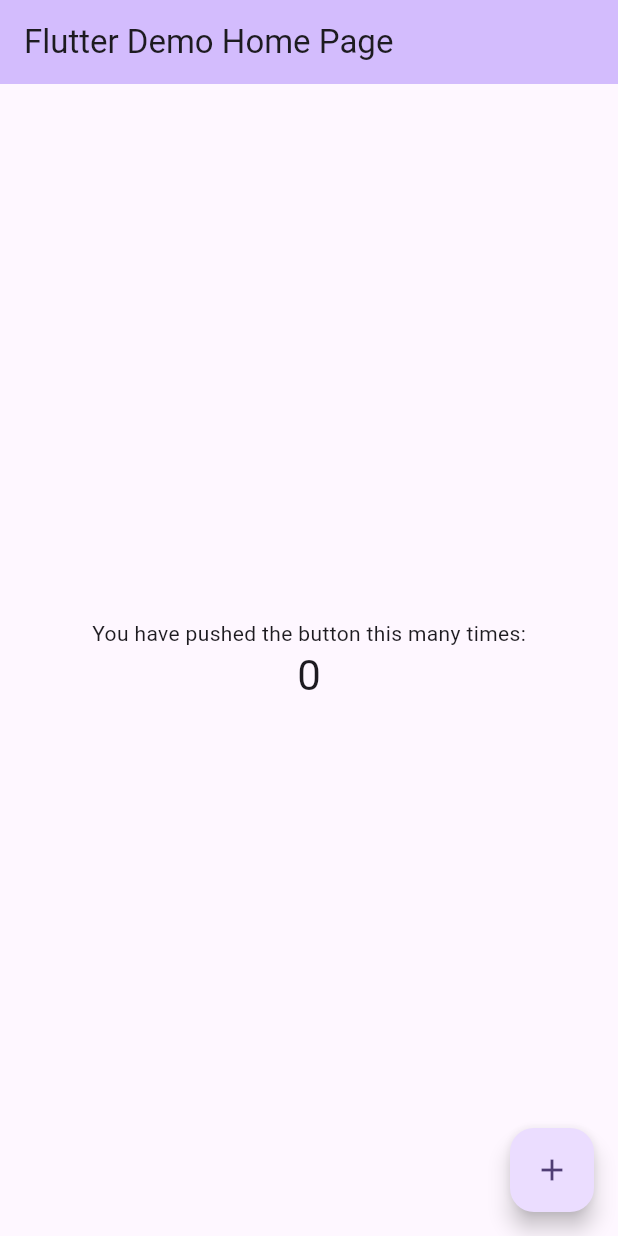
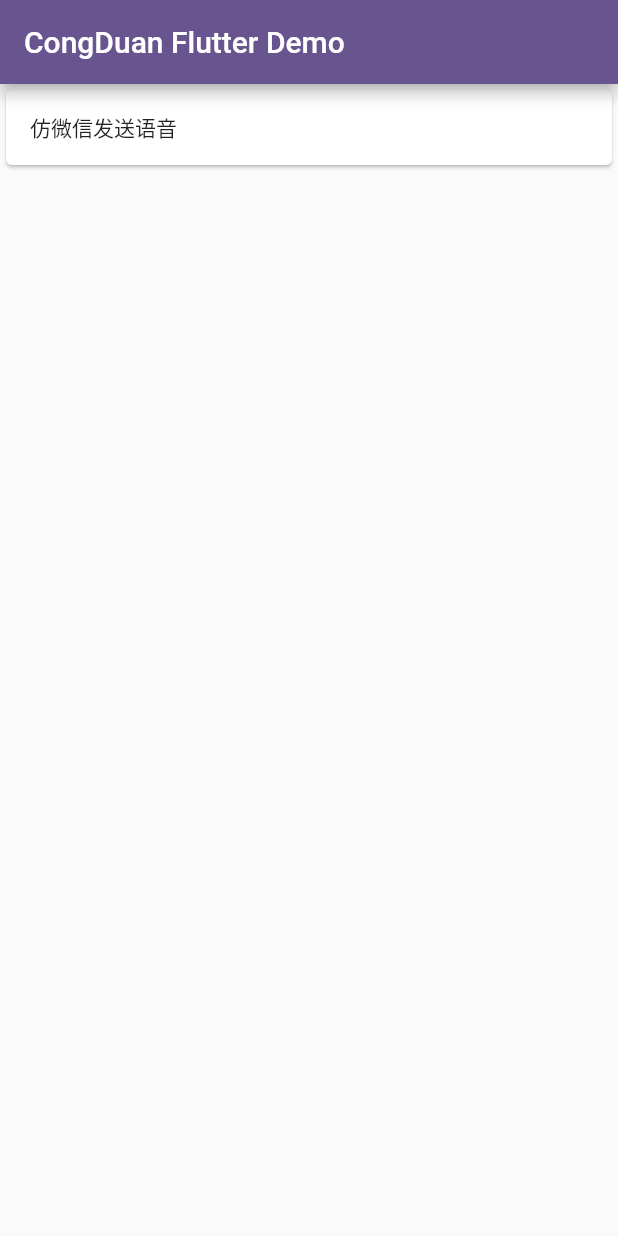
Before and after one commit to CongDuang/flutter_study_project, a Flutter app: the screen it shows after launch, on a phone screen of 412 x 824 dp. Run offline on Flutter 3.47's test engine with Material 3 defaults, Android fonts, the phone set to English and light mode, and no system bars.

Commit message:
feat:[demo list item]

```diff
--- a/lib/main.dart
+++ b/lib/main.dart
@@ -1,4 +1,5 @@
 import 'package:flutter/material.dart';
+import 'package:flutter_study_project/wechat_sound/wechat_sound_page.dart' deferred as wechat_sound_page;
 
 void main() {
   runApp(const MyApp());
@@ -7,119 +8,107 @@
 class MyApp extends StatelessWidget {
   const MyApp({super.key});
 
-  // This widget is the root of your application.
   @override
   Widget build(BuildContext context) {
     return MaterialApp(
       title: 'Flutter Demo',
       theme: ThemeData(
-        // This is the theme of your application.
-        //
-        // TRY THIS: Try running your application with "flutter run". You'll see
-        // the application has a purple toolbar. Then, without quitting the app,
-        // try changing the seedColor in the colorScheme below to Colors.green
-        // and then invoke "hot reload" (save your changes or press the "hot
-        // reload" button in a Flutter-supported IDE, or press "r" if you used
-        // the command line to start the app).
-        //
-        // Notice that the counter didn't reset back to zero; the application
-        // state is not lost during the reload. To reset the state, use hot
-        // restart instead.
-        //
-        // This works for code too, not just values: Most code changes can be
-        // tested with just a hot reload.
         colorScheme: ColorScheme.fromSeed(seedColor: Colors.deepPurple),
-        useMaterial3: true,
+        useMaterial3: false,
+        textButtonTheme: const TextButtonThemeData(
+          style: ButtonStyle(splashFactory: NoSplash.splashFactory),
+        ),
       ),
-      home: const MyHomePage(title: 'Flutter Demo Home Page'),
+      home: const Home(
+        title: "CongDuan Flutter Demo",
+      ),
     );
   }
 }
 
-class MyHomePage extends StatefulWidget {
-  const MyHomePage({super.key, required this.title});
-
-  // This widget is the home page of your application. It is stateful, meaning
-  // that it has a State object (defined below) that contains fields that affect
-  // how it looks.
-
-  // This class is the configuration for the state. It holds the values (in this
-  // case the title) provided by the parent (in this case the App widget) and
-  // used by the build method of the State. Fields in a Widget subclass are
-  // always marked "final".
+class Home extends StatefulWidget {
+  const Home({super.key, required this.title});
 
   final String title;
 
   @override
-  State<MyHomePage> createState() => _MyHomePageState();
+  State<Home> createState() => _HomeState();
 }
 
-class _MyHomePageState extends State<MyHomePage> {
-  int _counter = 0;
+class _HomeState extends State<Home> {
+  @override
+  Widget build(BuildContext context) {
+    var routeList = routes.keys.toList();
+    return Scaffold(
+      appBar: AppBar(
+        title: Text(widget.title),
+      ),
+      body: ListView.builder(
+        itemBuilder: (context, index) {
+          return InkWell(
+            onTap: () {
+              Navigator.of(context).pushNamed(routeList[index]);
+            },
+            child: Card(
+              child: Container(
+                alignment: Alignment.centerLeft,
+                margin: const EdgeInsets.symmetric(horizontal: 16),
+                height: 50,
+                child: Text(routeList[index]),
+              ),
+            ),
+          );
+        },
+        itemCount: routes.length,
+      ),
+    );
+  }
+}
 
-  void _incrementCounter() {
-    setState(() {
-      // This call to setState tells the Flutter framework that something has
-      // changed in this State, which causes it to rerun the build method below
-      // so that the display can reflect the updated values. If we changed
-      // _counter without calling setState(), then the build method would not be
-      // called again, and so nothing would appear to happen.
-      _counter++;
-    });
-  }
+class ContainerAsyncRouterPage extends StatelessWidget {
+  final Future libraryFuture;
+
+  ///不能直接传widget，因为 release 打包时 dart2js 优化会导致时许不对
+  final WidgetBuilder child;
+
+  const ContainerAsyncRouterPage(this.libraryFuture, this.child, {super.key});
 
   @override
   Widget build(BuildContext context) {
-    // This method is rerun every time setState is called, for instance as done
-    // by the _incrementCounter method above.
-    //
-    // The Flutter framework has been optimized to make rerunning build methods
-    // fast, so that you can just rebuild anything that needs updating rather
-    // than having to individually change instances of widgets.
-    return Scaffold(
-      appBar: AppBar(
-        // TRY THIS: Try changing the color here to a specific color (to
-        // Colors.amber, perhaps?) and trigger a hot reload to see the AppBar
-        // change color while the other colors stay the same.
-        backgroundColor: Theme.of(context).colorScheme.inversePrimary,
-        // Here we take the value from the MyHomePage object that was created by
-        // the App.build method, and use it to set our appbar title.
-        title: Text(widget.title),
-      ),
-      body: Center(
-        // Center is a layout widget. It takes a single child and positions it
-        // in the middle of the parent.
-        child: Column(
-          // Column is also a layout widget. It takes a list of children and
-          // arranges them vertically. By default, it sizes itself to fit its
-          // children horizontally, and tries to be as tall as its parent.
-          //
-          // Column has various properties to control how it sizes itself and
-          // how it positions its children. Here we use mainAxisAlignment to
-          // center the children vertically; the main axis here is the vertical
-          // axis because Columns are vertical (the cross axis would be
-          // horizontal).
-          //
-          // TRY THIS: Invoke "debug painting" (choose the "Toggle Debug Paint"
-          // action in the IDE, or press "p" in the console), to see the
-          // wireframe for each widget.
-          mainAxisAlignment: MainAxisAlignment.center,
-          children: <Widget>[
-            const Text(
-              'You have pushed the button this many times:',
+    return FutureBuilder(
+        future: libraryFuture,
+        builder: (c, s) {
+          if (s.connectionState == ConnectionState.done) {
+            if (s.hasError) {
+              return Scaffold(
+                appBar: AppBar(),
+                body: Container(
+                  alignment: Alignment.center,
+                  child: Text(
+                    'Error: ${s.error}',
+                    style: const TextStyle(color: Colors.red),
+                  ),
+                ),
+              );
+            }
+            return child.call(context);
+          }
+          return Scaffold(
+            appBar: AppBar(),
+            body: Container(
+              alignment: Alignment.center,
+              child: const CircularProgressIndicator(),
             ),
-            Text(
-              '$_counter',
-              style: Theme.of(context).textTheme.headlineMedium,
-            ),
-          ],
-        ),
-      ),
-      floatingActionButton: FloatingActionButton(
-        onPressed: _incrementCounter,
-        tooltip: 'Increment',
-        child: const Icon(Icons.add),
-      ), // This trailing comma makes auto-formatting nicer for build methods.
+          );
+        });
+  }
+}
+
+Map<String, WidgetBuilder> routes = {
+  "仿微信发送语音": (context) {
+    return ContainerAsyncRouterPage(
+      wechat_sound_page.loadLibrary(),
+      (context) => wechat_sound_page.WechatSoundPage(),
     );
   }
-}
+};
```
Also changed, not shown: lib/wechat_sound/wechat_sound_page.dart (added, +13 -0 lines), 1 other file.
